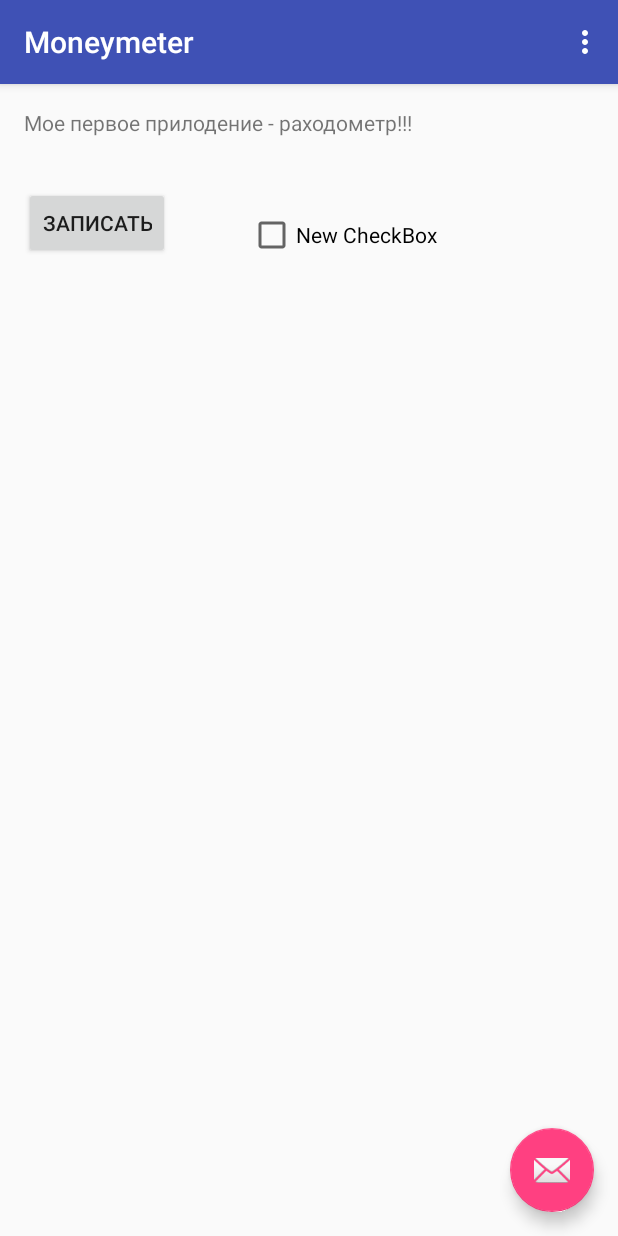
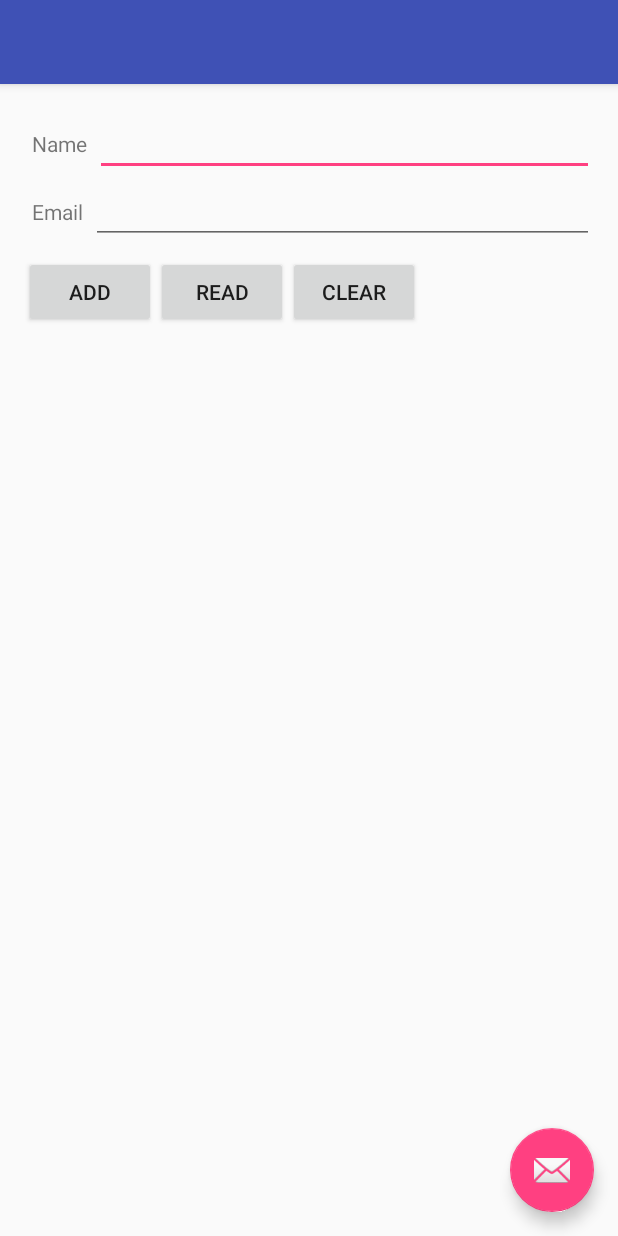
Before and after one commit to egolubev/Moneymeter, an Android app: the screen it shows after launch (MainActivity), on a phone screen of 412 x 824 dp. Run offline under Robolectric (Android 15) with nearby library versions, the phone set to English and light mode, and no system bars.

Commit message:
1) Научились сохранять данные. 2) Работа с базой данных. 3) Отладка на реальном устройстве.

```diff
--- a/app/src/main/java/com/example/egolubev/moneymeter/MainActivity.java
+++ b/app/src/main/java/com/example/egolubev/moneymeter/MainActivity.java
@@ -1,52 +1,136 @@
 package com.example.egolubev.moneymeter;
 
+import android.app.Activity;
+import android.content.ContentValues;
+import android.content.Context;
+import android.database.Cursor;
+import android.database.sqlite.SQLiteDatabase;
+import android.database.sqlite.SQLiteOpenHelper;
 import android.os.Bundle;
-import android.support.design.widget.FloatingActionButton;
-import android.support.design.widget.Snackbar;
-import android.support.v7.app.AppCompatActivity;
-import android.support.v7.widget.Toolbar;
+import android.util.Log;
 import android.view.View;
-import android.view.Menu;
-import android.view.MenuItem;
+import android.view.View.OnClickListener;
+import android.widget.Button;
+import android.widget.EditText;
 
-public class MainActivity extends AppCompatActivity {
+public class MainActivity extends Activity implements OnClickListener {
+
+    final String LOG_TAG = "myLogs";
+
+    Button btnAdd, btnRead, btnClear;
+    EditText etName, etEmail;
+
+    DBHelper dbHelper;
+
+    /** Called when the activity is first created. */
+    @Override
+    public void onCreate(Bundle savedInstanceState) {
+        super.onCreate(savedInstanceState);
+        setContentView(R.layout.activity_main);
+
+        btnAdd = (Button) findViewById(R.id.btnAdd);
+        btnAdd.setOnClickListener(this);
+
+        btnRead = (Button) findViewById(R.id.btnRead);
+        btnRead.setOnClickListener(this);
+
+        btnClear = (Button) findViewById(R.id.btnClear);
+        btnClear.setOnClickListener(this);
+
+        etName = (EditText) findViewById(R.id.etName);
+        etEmail = (EditText) findViewById(R.id.etEmail);
+
+        // создаем объект для создания и управления версиями БД
+        dbHelper = new DBHelper(this);
+    }
+
 
     @Override
-    protected void onCreate(Bundle savedInstanceState) {
-        super.onCreate(savedInstanceState);
-        setContentView(R.layout.activity_main);
-        Toolbar toolbar = (Toolbar) findViewById(R.id.toolbar);
-        setSupportActionBar(toolbar);
+    public void onClick(View v) {
 
-        FloatingActionButton fab = (FloatingActionButton) findViewById(R.id.fab);
-        fab.setOnClickListener(new View.OnClickListener() {
-            @Override
-            public void onClick(View view) {
-                Snackbar.make(view, "Replace with your own action", Snackbar.LENGTH_LONG)
-                        .setAction("Action", null).show();
+        // создаем объект для данных
+        ContentValues cv = new ContentValues();
+
+        // получаем данные из полей ввода
+        String name = etName.getText().toString();
+        String email = etEmail.getText().toString();
+
+        // подключаемся к БД
+        SQLiteDatabase db = dbHelper.getWritableDatabase();
+
+
+        switch (v.getId()) {
+            case R.id.btnAdd:
+                Log.d(LOG_TAG, "--- Insert in mytable: ---");
+                // подготовим данные для вставки в виде пар: наименование столбца - значение
+
+                cv.put("name", name);
+                cv.put("email", email);
+                // вставляем запись и получаем ее ID
+                long rowID = db.insert("mytable", null, cv);
+                Log.d(LOG_TAG, "row inserted, ID = " + rowID);
+                break;
+            case R.id.btnRead:
+                Log.d(LOG_TAG, "--- Rows in mytable: ---");
+                // делаем запрос всех данных из таблицы mytable, получаем Cursor
+                Cursor c = db.query("mytable", null, null, null, null, null, null);
+
+                // ставим позицию курсора на первую строку выборки
+                // если в выборке нет строк, вернется false
+                if (c.moveToFirst()) {
+
+                    // определяем номера столбцов по имени в выборке
+                    int idColIndex = c.getColumnIndex("id");
+                    int nameColIndex = c.getColumnIndex("name");
+                    int emailColIndex = c.getColumnIndex("email");
+
+                    do {
+                        // получаем значения по номерам столбцов и пишем все в лог
+                        Log.d(LOG_TAG,
+                                "ID = " + c.getInt(idColIndex) +
+                                        ", name = " + c.getString(nameColIndex) +
+                                        ", email = " + c.getString(emailColIndex));
+                        // переход на следующую строку
+                        // а если следующей нет (текущая - последняя), то false - выходим из цикла
+                    } while (c.moveToNext());
+                } else
+                    Log.d(LOG_TAG, "0 rows");
+                c.close();
+                break;
+            case R.id.btnClear:
+                Log.d(LOG_TAG, "--- Clear mytable: ---");
+                // удаляем все записи
+                int clearCount = db.delete("mytable", null, null);
+                Log.d(LOG_TAG, "deleted rows count = " + clearCount);
+                break;
         }
-        });
+        // закрываем подключение к БД
+        dbHelper.close();
+    }
+
+
+
+    class DBHelper extends SQLiteOpenHelper {
+
+        public DBHelper(Context context) {
+            // конструктор суперкласса
+            super(context, "myDB", null, 1);
         }
 
         @Override
-    public boolean onCreateOptionsMenu(Menu menu) {
-        // Inflate the menu; this adds items to the action bar if it is present.
-        getMenuInflater().inflate(R.menu.menu_main, menu);
-        return true;
+        public void onCreate(SQLiteDatabase db) {
+            Log.d(LOG_TAG, "--- onCreate database ---");
+            // создаем таблицу с полями
+            db.execSQL("create table mytable ("
+                    + "id integer primary key autoincrement,"
+                    + "name text,"
+                    + "email text" + ");");
         }
 
         @Override
-    public boolean onOptionsItemSelected(MenuItem item) {
-        // Handle action bar item clicks here. The action bar will
-        // automatically handle clicks on the Home/Up button, so long
-        // as you specify a parent activity in AndroidManifest.xml.
-        int id = item.getItemId();
+        public void onUpgrade(SQLiteDatabase db, int oldVersion, int newVersion) {
 
-        //noinspection SimplifiableIfStatement
-        if (id == R.id.action_settings) {
-            return true;
+        }
     }
 
-        return super.onOptionsItemSelected(item);
 }
-}
--- a/app/src/main/res/layout/content_main.xml
+++ b/app/src/main/res/layout/content_main.xml
@@ -9,29 +9,72 @@
     app:layout_behavior="@string/appbar_scrolling_view_behavior"
     tools:showIn="@layout/activity_main" tools:context=".MainActivity">
 
-    <TextView android:text="Мое первое прилодение - раходометр!!!" android:layout_width="wrap_content"
+    <LinearLayout
+        android:id="@+id/linearLayout1"
+        android:layout_width="match_parent"
+        android:layout_height="wrap_content">
+        <TextView
+            android:layout_width="wrap_content"
+            android:layout_height="wrap_content"
+            android:text="Name"
+            android:layout_marginLeft="5dp"
+            android:layout_marginRight="5dp">
+        </TextView>
+        <EditText
+            android:id="@+id/etName"
+            android:layout_width="wrap_content"
+            android:layout_height="wrap_content"
+            android:layout_weight="1">
+            <requestFocus>
+            </requestFocus>
+        </EditText>
+    </LinearLayout>
+    <LinearLayout
+        android:id="@+id/linearLayout3"
+        android:layout_width="match_parent"
         android:layout_height="wrap_content"
-        android:id="@+id/textView2" />
-
-    <Button
-        android:layout_width="wrap_content"
+        android:layout_below="@+id/linearLayout1"
+        android:layout_centerHorizontal="true">
+        <TextView
+            android:id="@+id/textView2"
+            android:layout_width="wrap_content"
+            android:layout_height="wrap_content"
+            android:text="Email"
+            android:layout_marginLeft="5dp"
+            android:layout_marginRight="5dp">
+        </TextView>
+        <EditText
+            android:id="@+id/etEmail"
+            android:layout_width="wrap_content"
+            android:layout_height="wrap_content"
+            android:layout_weight="1">
+        </EditText>
+    </LinearLayout>
+    <LinearLayout
+        android:id="@+id/linearLayout2"
+        android:layout_width="match_parent"
         android:layout_height="wrap_content"
-        android:text="Записать"
-        android:id="@+id/button"
-        android:layout_below="@+id/textView2"
-        android:layout_alignParentLeft="true"
-        android:layout_alignParentStart="true"
-        android:layout_marginTop="33dp" />
-
-    <CheckBox
-        android:layout_width="wrap_content"
-        android:layout_height="wrap_content"
-        android:text="New CheckBox"
-        android:id="@+id/checkBox"
-        android:layout_alignBottom="@+id/button"
-        android:layout_toRightOf="@+id/button"
-        android:layout_toEndOf="@+id/button"
-        android:layout_marginLeft="52dp"
-        android:layout_marginStart="52dp" />
-
+        android:layout_below="@+id/linearLayout1"
+        android:layout_alignParentRight="true"
+        android:layout_alignParentEnd="true"
+        android:layout_marginTop="53dp">
+        <Button
+            android:id="@+id/btnAdd"
+            android:layout_width="wrap_content"
+            android:layout_height="wrap_content"
+            android:text="Add">
+        </Button>
+        <Button
+            android:id="@+id/btnRead"
+            android:layout_width="wrap_content"
+            android:layout_height="wrap_content"
+            android:text="Read">
+        </Button>
+        <Button
+            android:id="@+id/btnClear"
+            android:layout_width="wrap_content"
+            android:layout_height="wrap_content"
+            android:text="Clear">
+        </Button>
+    </LinearLayout>
 </RelativeLayout>
```
Lines whose indentation alone changed are shown as unchanged.
